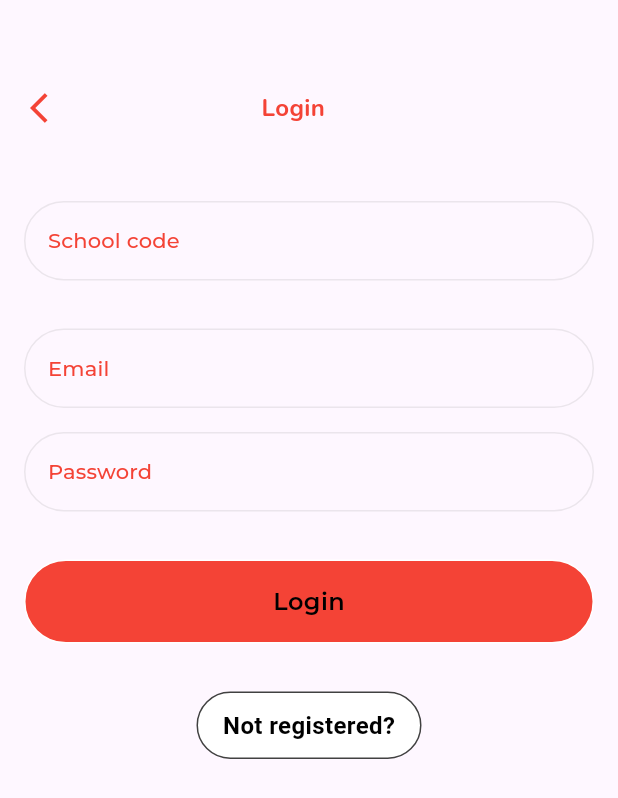
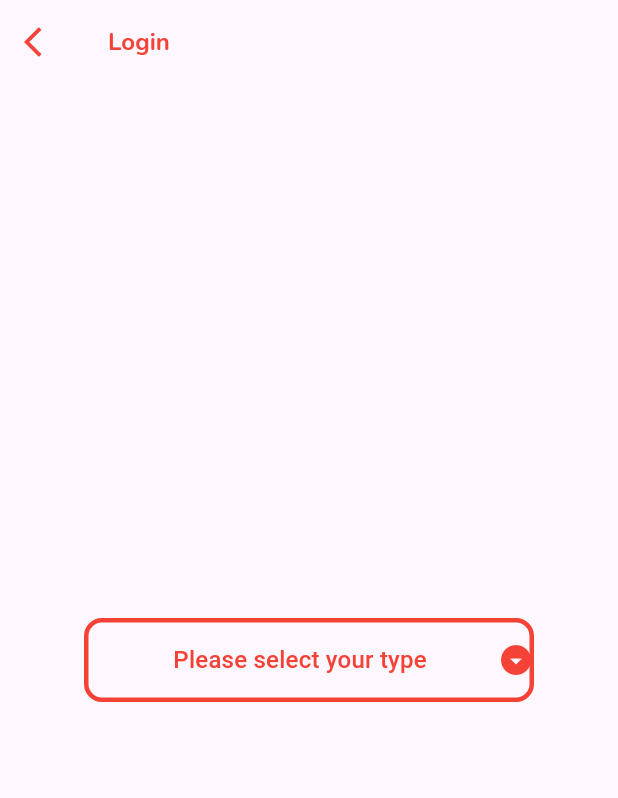
Before and after one commit to saeid-yosri/school, a Flutter app: the Loginview screen opened directly, on a phone screen of 412 x 824 dp. Shown: the top 798 px of the screen. Run offline on Flutter 3.47's test engine with Material 3 defaults, Android fonts, the phone set to English and light mode, and no system bars; our stand-ins replace google_fonts, google_nav_bar.

Commit message:
fourth commit

```diff
--- a/lib/views/login_view.dart
+++ b/lib/views/login_view.dart
@@ -4,41 +4,137 @@ import 'package:elearning/Customs/custom_text_form_field.dart';
 import 'package:elearning/views/sign_up.dart';
 import 'package:elearning/views/type_view.dart';
 import 'package:flutter/material.dart';
+import 'package:google_fonts/google_fonts.dart';
 
-class Loginview extends StatelessWidget {
+import '../ConstsColor/constcolor.dart';
+import '../widgets/bottom_navigation_bar_parent.dart';
+import '../widgets/bottom_navigation_bar_student.dart';
+import '../widgets/bottom_navigation_bar_teacher.dart';
+
+class Loginview extends StatefulWidget {
   const Loginview({super.key});
 
   @override
+  State<Loginview> createState() => _LoginviewState();
+}
+
+class _LoginviewState extends State<Loginview> {
+  List<String> items = ['Please select your type', 'Student', 'Parent', 'Teacher'];
+  String? selectedItem = 'Please select your type';
+  bool isSelected = false;
+
+  @override
   Widget build(BuildContext context) {
-    return  Scaffold(
-      body: SingleChildScrollView(
+    return Scaffold(
+      appBar: AppBar(
+        leading: GestureDetector(
+          onTap: () {
+            Navigator.pop(context);
+          },
+          child: const Icon(
+            Icons.arrow_back_ios,
+            color: ConstColors.primaryColor,
+          ),
+        ),
+        title: Text("Login",
+            textAlign: TextAlign.center,
+            style: GoogleFonts.nunito(
+                fontSize: 16,
+                fontWeight: FontWeight.bold,
+                color: ConstColors.primaryColor)),
+      ),
+      body: Center(
+        child: SingleChildScrollView(
           child: Column(
+            mainAxisSize: MainAxisSize.max,
+            mainAxisAlignment: MainAxisAlignment.start,
             children: [
-            const CustomAppBar(title: "Login")
-      ,Padding(
-        padding: const EdgeInsets.symmetric(horizontal: 16),
-        child:   Column(
+              SizedBox(
+                width: 300,
+                child: DropdownButtonFormField<String>(
+                    decoration: InputDecoration(border: InputBorder.none,
+                        enabledBorder: OutlineInputBorder(
+                            borderRadius: BorderRadius.circular(12),
+                            borderSide:
+                                BorderSide(width: 3, color: Colors.red,),)),
+                    value: selectedItem,
+                    items: items
+                        .map((item) => DropdownMenuItem<String>(
+                              value: item,
+                              child: Center(
+                                child: Text(
+                                  item,
+                                  style: TextStyle(color: Colors.red),
+                                ),
+                              ),
+                            ))
+                        .toList(),icon: Icon(Icons.arrow_drop_down_circle_sharp,color: Colors.red),isExpanded: true,
+
+                    onChanged: (item) => setState(() {
+                          selectedItem = item;
+                          if (item == 'Please select') {
+                            isSelected = false;
+                          } else {
+                            isSelected = true;
+                          }
+                        })),
+              ),
+              isSelected
+                  ? Column(
                       children: [
-        const SizedBox(height: 50,),
-        CustomTextFormField(  obscureText: false, isPassword: false, lable: "School code"),
-        const SizedBox(height: 32,),
+                        CustomTextFormField(
+                            obscureText: false,
+                            isPassword: false,
+                            lable: "School code"),
+                        const SizedBox(
+                          height: 32,
+                        ),
+                        CustomTextFormField(
+                            obscureText: false,
+                            isPassword: false,
+                            lable: "Phone number"),
+                        const SizedBox(
+                          height: 16,
+                        ),
+                        CustomTextFormField(
+                            obscureText: false,
+                            isPassword: false,
+                            lable: "Password"),
+                        const SizedBox(
+                          height: 32,
+                        ),
+                        CustomMainButton(
+                            text: "Login",
+                            onTap: () {
+                              // Navigator.push(context,
+                              //     MaterialPageRoute(builder: (context) {
+                              //   return const TypeView();
+                              // }));
 
-        CustomTextFormField(  obscureText: false, isPassword: false, lable: "Email"),
-             const SizedBox(height: 16,),
-
-        CustomTextFormField(  obscureText: false, isPassword: false, lable: "Password"),
-        const SizedBox(height: 32,),
-
-        CustomMainButton(text: "Login", onTap: (){
-          Navigator.push(context, MaterialPageRoute(builder: (context){
-            return const TypeView();
+                              if (selectedItem == 'Student') {
+                                Navigator.push(context,
+                                    MaterialPageRoute(builder: (context) {
+                                  return const CustomBottomNavigationBarStudent();
                                 }));
+                              } else if (selectedItem == 'Parent') {
+                                Navigator.push(context,
+                                    MaterialPageRoute(builder: (context) {
+                                  return const CustomBottomNavigationBarParent();
+                                }));
+                              } else if (selectedItem == 'Teacher') {
+                                Navigator.push(context,
+                                    MaterialPageRoute(builder: (context) {
+                                  return const CustomBottomNavigationBarTeacher();
+                                }));
+                              }
                             }),
-        const SizedBox(height: 32,),
-
+                        const SizedBox(
+                          height: 32,
+                        ),
                         GestureDetector(
-        onTap: (){
-          Navigator.push(context, MaterialPageRoute(builder: (context){
+                          onTap: () {
+                            Navigator.push(context,
+                                MaterialPageRoute(builder: (context) {
                               return const SignupView();
                             }));
                           },
@@ -48,7 +144,8 @@ class Loginview extends StatelessWidget {
                             decoration: BoxDecoration(
                                 color: Colors.white,
                                 borderRadius: BorderRadius.circular(50),
-                    border: Border.all(color: const Color(0xFF414141))),
+                                border:
+                                    Border.all(color: const Color(0xFF414141))),
                             child: const Center(
                               child: Text(
                                 "Not registered?",
@@ -63,10 +160,10 @@ class Loginview extends StatelessWidget {
                           ),
                         ),
                       ],
+                    )
+                  : SizedBox(),
+            ],
           ),
-      )
-
-          ],
         ),
       ),
     );
--- a/lib/views/sign_up.dart
+++ b/lib/views/sign_up.dart
@@ -3,6 +3,8 @@ import 'package:elearning/Customs/custom_main_button.dart';
 import 'package:elearning/Customs/custom_text_form_field.dart';
 import 'package:elearning/views/type_view.dart';
 import 'package:flutter/material.dart';
+
+import 'login_view.dart';
 
 class SignupView extends StatelessWidget {
   const SignupView({super.key});
@@ -57,7 +59,7 @@ class SignupView extends StatelessWidget {
                   ),
                   CustomMainButton(text: "Sign up", onTap: () {
                     Navigator.push(context, MaterialPageRoute(builder: (context){
-                      return TypeView();
+                      return Loginview();
                     }));
                   }),
                    SizedBox(
--- a/lib/views/student_home.dart
+++ b/lib/views/student_home.dart
@@ -100,7 +100,7 @@ class StudentHome extends StatelessWidget {
                   ),SquareComp(
                     firstColor: Colors.pink[200],
                     firstImage: "Assets/woman.png",
-                    firstTitle:  "Parent guide",
+                    firstTitle:  "Student guide",
                     secoundColor: Colors.red,
                     secoundImage: "Assets/health.png",
                     secoundTitle: "Health tips",
```
Also changed, not shown: 2 other files. Lines whose indentation alone changed are shown as unchanged.
